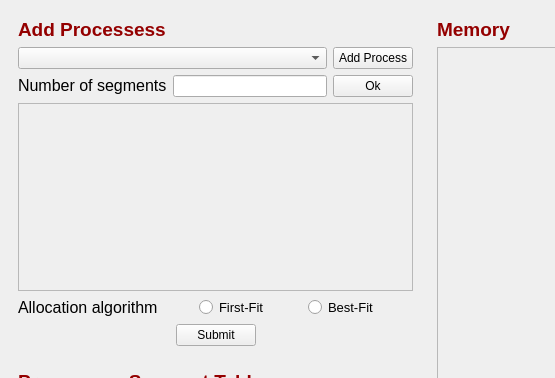
First picture: the form in mainwindow.ui, repository omarabdo997/OS_segmentation_memory_manager, before the edit; both pictures show x 0 to 555 and y 0 to 378 of the 1028 by 600 pixel window.
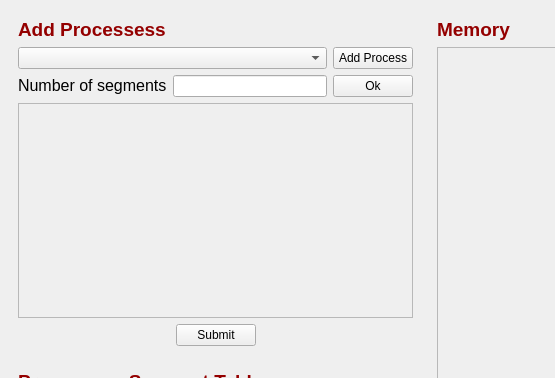
Second picture: the form after the edit.

Commit message: Fix best fit allocator error black box

```diff
--- a/mainwindow.ui
+++ b/mainwindow.ui
@@ -80,7 +80,7 @@
               <x>0</x>
               <y>0</y>
               <width>387</width>
-              <height>164</height>
+              <height>192</height>
              </rect>
             </property>
             <layout class="QGridLayout" name="gridLayout_6">
@@ -95,80 +95,6 @@
            </widget>
           </widget>
          </item>
-         <item>
-          <layout class="QHBoxLayout" name="horizontalLayout_10">
-           <item>
-            <widget class="QLabel" name="label_2">
-             <property name="text">
-              <string>&lt;html&gt;&lt;head/&gt;&lt;body&gt;&lt;p&gt;&lt;span style=&quot; font-size:12pt;&quot;&gt;Allocation algorithm&lt;/span&gt;&lt;/p&gt;&lt;/body&gt;&lt;/html&gt;</string>
-             </property>
-            </widget>
-           </item>
-           <item>
-            <spacer name="horizontalSpacer_13">
-             <property name="orientation">
-              <enum>Qt::Horizontal</enum>
-             </property>
-             <property name="sizeHint" stdset="0">
-              <size>
-               <width>40</width>
-               <height>20</height>
-              </size>
-             </property>
-            </spacer>
-           </item>
-           <item>
-            <widget class="QRadioButton" name="first_fit">
-             <property name="font">
-              <font>
-               <pointsize>10</pointsize>
-              </font>
-             </property>
-             <property name="text">
-              <string>First-Fit</string>
-             </property>
-            </widget>
-           </item>
-           <item>
-            <spacer name="horizontalSpacer_16">
-             <property name="orientation">
-              <enum>Qt::Horizontal</enum>
-             </property>
-             <property name="sizeHint" stdset="0">
-              <size>
-               <width>40</width>
-               <height>20</height>
-              </size>
-             </property>
-            </spacer>
-           </item>
-           <item>
-            <widget class="QRadioButton" name="best_fit">
-             <property name="font">
-              <font>
-               <pointsize>10</pointsize>
-              </font>
-             </property>
-             <property name="text">
-              <string>Best-Fit</string>
-             </property>
-            </widget>
-           </item>
-           <item>
-            <spacer name="horizontalSpacer_14">
-             <property name="orientation">
-              <enum>Qt::Horizontal</enum>
-             </property>
-             <property name="sizeHint" stdset="0">
-              <size>
-               <width>40</width>
-               <height>20</height>
-              </size>
-             </property>
-            </spacer>
-           </item>
-          </layout>
-         </item>
          <item>
           <layout class="QHBoxLayout" name="horizontalLayout_11">
            <item>
```
The commit also changes 3 other files.
